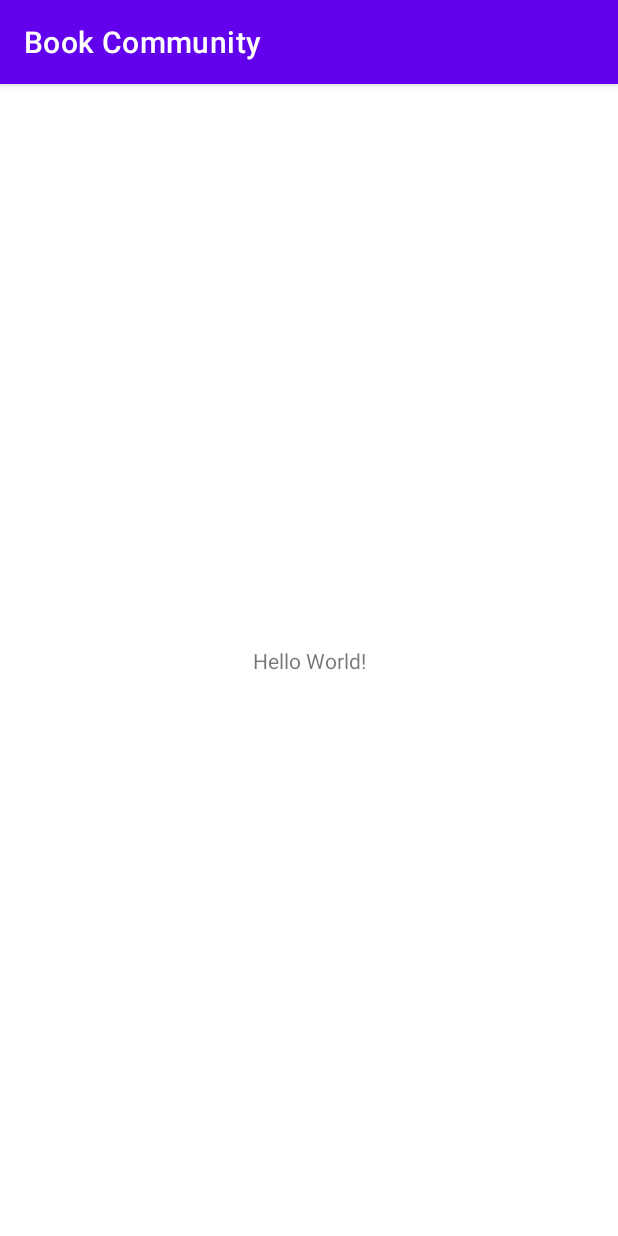
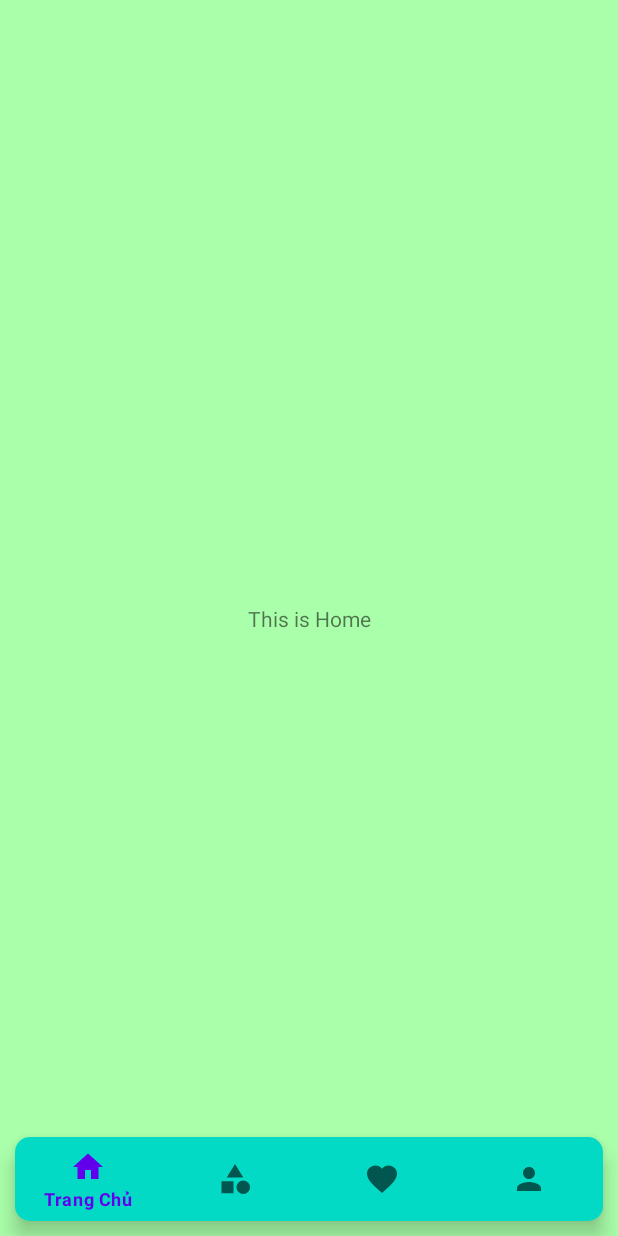
Before and after one commit to chenjiinguyen/book-community-android, an Android app: the screen it shows after launch (MainActivity before the commit, HomeActivity after it), on a phone screen of 412 x 824 dp. Run offline under Robolectric (Android 15) with nearby library versions, the phone set to English and light mode, and no system bars.

Commit message:
style:create navigation bottom bar

```diff
--- a/app/src/main/AndroidManifest.xml
+++ b/app/src/main/AndroidManifest.xml
@@ -9,6 +9,7 @@
         android:roundIcon="@mipmap/ic_launcher_round"
         android:supportsRtl="true"
         android:theme="@style/Theme.BookCommunity">
+        <activity android:name=".activity.HomeActivity"></activity>
         <activity android:name=".MainActivity">
             <intent-filter>
                 <action android:name="android.intent.action.MAIN" />
--- a/app/src/main/java/com/chenjinguyen/bookcommunity/MainActivity.java
+++ b/app/src/main/java/com/chenjinguyen/bookcommunity/MainActivity.java
@@ -2,7 +2,10 @@ package com.chenjinguyen.bookcommunity;
 
 import androidx.appcompat.app.AppCompatActivity;
 
+import android.content.Intent;
 import android.os.Bundle;
+
+import com.chenjinguyen.bookcommunity.activity.HomeActivity;
 
 public class MainActivity extends AppCompatActivity {
 
@@ -10,5 +13,7 @@ public class MainActivity extends AppCompatActivity {
     protected void onCreate(Bundle savedInstanceState) {
         super.onCreate(savedInstanceState);
         setContentView(R.layout.activity_main);
+        Intent t = new Intent(this, HomeActivity.class);
+        startActivity(t);
     }
 }
--- /dev/null
+++ b/app/src/main/java/com/chenjinguyen/bookcommunity/activity/HomeActivity.java
@@ -0,0 +1,34 @@
+package com.chenjinguyen.bookcommunity.activity;
+
+import androidx.appcompat.app.AppCompatActivity;
+import androidx.fragment.app.Fragment;
+import androidx.fragment.app.FragmentTransaction;
+
+import android.content.Intent;
+import android.os.Bundle;
+import android.view.WindowManager;
+
+import com.chenjinguyen.bookcommunity.R;
+import com.chenjinguyen.bookcommunity.fragment.HomeFragment;
+
+public class HomeActivity extends AppCompatActivity {
+
+    @Override
+    protected void onCreate(Bundle savedInstanceState) {
+        super.onCreate(savedInstanceState);
+        getWindow().setFlags(WindowManager.LayoutParams.FLAG_FULLSCREEN,
+                WindowManager.LayoutParams.FLAG_FULLSCREEN);
+        setContentView(R.layout.activity_home);
+        if (getSupportActionBar() != null) {
+            getSupportActionBar().hide();
+        }
+
+        loadFragment(new HomeFragment());
+    }
+
+    public void loadFragment(Fragment frm){
+        FragmentTransaction trans = getSupportFragmentManager().beginTransaction();
+        trans.replace(R.id.frame_home,frm);
+        trans.commit();
+    }
+}
--- /dev/null
+++ b/app/src/main/java/com/chenjinguyen/bookcommunity/fragment/HomeFragment.java
@@ -0,0 +1,22 @@
+package com.chenjinguyen.bookcommunity.fragment;
+
+import android.os.Bundle;
+import android.view.LayoutInflater;
+import android.view.View;
+import android.view.ViewGroup;
+
+import androidx.annotation.NonNull;
+import androidx.annotation.Nullable;
+import androidx.fragment.app.Fragment;
+
+import com.chenjinguyen.bookcommunity.R;
+
+public class HomeFragment extends Fragment {
+    @Nullable
+    @Override
+    public View onCreateView(@NonNull LayoutInflater inflater, @Nullable ViewGroup container, @Nullable Bundle savedInstanceState) {
+        View v = inflater.inflate(R.layout.fragment_home,container,false);
+
+        return v;
+    }
+}
--- /dev/null
+++ b/app/src/main/res/drawable/ic_baseline_category_24.xml
@@ -0,0 +1,16 @@
+<vector xmlns:android="http://schemas.android.com/apk/res/android"
+    android:width="24dp"
+    android:height="24dp"
+    android:viewportWidth="24"
+    android:viewportHeight="24"
+    android:tint="?attr/colorControlNormal">
+  <path
+      android:fillColor="@android:color/white"
+      android:pathData="M12,2l-5.5,9h11z"/>
+  <path
+      android:fillColor="@android:color/white"
+      android:pathData="M17.5,17.5m-4.5,0a4.5,4.5 0,1 1,9 0a4.5,4.5 0,1 1,-9 0"/>
+  <path
+      android:fillColor="@android:color/white"
+      android:pathData="M3,13.5h8v8H3z"/>
+</vector>
--- /dev/null
+++ b/app/src/main/res/drawable/ic_baseline_favorite_24.xml
@@ -0,0 +1,10 @@
+<vector xmlns:android="http://schemas.android.com/apk/res/android"
+    android:width="24dp"
+    android:height="24dp"
+    android:viewportWidth="24"
+    android:viewportHeight="24"
+    android:tint="?attr/colorControlNormal">
+  <path
+      android:fillColor="@android:color/white"
+      android:pathData="M12,21.35l-1.45,-1.32C5.4,15.36 2,12.28 2,8.5 2,5.42 4.42,3 7.5,3c1.74,0 3.41,0.81 4.5,2.09C13.09,3.81 14.76,3 16.5,3 19.58,3 22,5.42 22,8.5c0,3.78 -3.4,6.86 -8.55,11.54L12,21.35z"/>
+</vector>
--- /dev/null
+++ b/app/src/main/res/drawable/ic_baseline_home_24.xml
@@ -0,0 +1,10 @@
+<vector xmlns:android="http://schemas.android.com/apk/res/android"
+    android:width="24dp"
+    android:height="24dp"
+    android:viewportWidth="24"
+    android:viewportHeight="24"
+    android:tint="?attr/colorControlNormal">
+  <path
+      android:fillColor="@android:color/white"
+      android:pathData="M10,20v-6h4v6h5v-8h3L12,3 2,12h3v8z"/>
+</vector>
--- /dev/null
+++ b/app/src/main/res/drawable/ic_baseline_person_24.xml
@@ -0,0 +1,10 @@
+<vector xmlns:android="http://schemas.android.com/apk/res/android"
+    android:width="24dp"
+    android:height="24dp"
+    android:viewportWidth="24"
+    android:viewportHeight="24"
+    android:tint="?attr/colorControlNormal">
+  <path
+      android:fillColor="@android:color/white"
+      android:pathData="M12,12c2.21,0 4,-1.79 4,-4s-1.79,-4 -4,-4 -4,1.79 -4,4 1.79,4 4,4zM12,14c-2.67,0 -8,1.34 -8,4v2h16v-2c0,-2.66 -5.33,-4 -8,-4z"/>
+</vector>
--- /dev/null
+++ b/app/src/main/res/drawable/shape_navigation_round.xml
@@ -0,0 +1,6 @@
+<?xml version="1.0" encoding="utf-8"?>
+<shape xmlns:android="http://schemas.android.com/apk/res/android">
+    <solid android:color="@color/teal_200"/>
+    <corners
+        android:radius="10dp"/>
+</shape>
--- /dev/null
+++ b/app/src/main/res/layout/activity_home.xml
@@ -0,0 +1,28 @@
+<?xml version="1.0" encoding="utf-8"?>
+<androidx.constraintlayout.widget.ConstraintLayout xmlns:android="http://schemas.android.com/apk/res/android"
+    xmlns:app="http://schemas.android.com/apk/res-auto"
+    xmlns:tools="http://schemas.android.com/tools"
+    android:layout_width="match_parent"
+    android:layout_height="match_parent"
+    tools:context=".activity.HomeActivity">
+
+    <FrameLayout
+        android:id="@+id/frame_home"
+        android:layout_width="match_parent"
+        android:layout_height="match_parent"
+        tools:layout_editor_absoluteX="0dp"
+        tools:layout_editor_absoluteY="0dp" />
+
+    <com.google.android.material.bottomnavigation.BottomNavigationView
+        android:id="@+id/nav_home"
+        android:layout_width="match_parent"
+        android:layout_height="wrap_content"
+        android:layout_gravity="bottom"
+        android:background="@drawable/shape_navigation_round"
+        app:layout_constraintBottom_toBottomOf="@+id/frame_home"
+        app:layout_constraintEnd_toEndOf="parent"
+        app:layout_constraintStart_toStartOf="parent"
+        android:layout_marginHorizontal="10dp"
+        android:layout_marginBottom="10dp"
+        app:menu="@menu/menu_home" />
+</androidx.constraintlayout.widget.ConstraintLayout>
--- a/app/src/main/res/layout/activity_main.xml
+++ b/app/src/main/res/layout/activity_main.xml
@@ -4,15 +4,4 @@
     xmlns:tools="http://schemas.android.com/tools"
     android:layout_width="match_parent"
     android:layout_height="match_parent"
-    tools:context=".MainActivity">
-
-    <TextView
-        android:layout_width="wrap_content"
-        android:layout_height="wrap_content"
-        android:text="Hello World!"
-        app:layout_constraintBottom_toBottomOf="parent"
-        app:layout_constraintLeft_toLeftOf="parent"
-        app:layout_constraintRight_toRightOf="parent"
-        app:layout_constraintTop_toTopOf="parent" />
-
-</androidx.constraintlayout.widget.ConstraintLayout>
+    tools:context=".MainActivity"/>
--- /dev/null
+++ b/app/src/main/res/layout/fragment_home.xml
@@ -0,0 +1,19 @@
+<?xml version="1.0" encoding="utf-8"?>
+<androidx.constraintlayout.widget.ConstraintLayout
+    xmlns:android="http://schemas.android.com/apk/res/android"
+    xmlns:app="http://schemas.android.com/apk/res-auto"
+    xmlns:tools="http://schemas.android.com/tools"
+    android:layout_width="match_parent"
+    android:layout_height="match_parent"
+    android:background="#fafa">
+
+    <TextView
+        android:id="@+id/textView"
+        android:layout_width="wrap_content"
+        android:layout_height="wrap_content"
+        android:text="This is Home"
+        app:layout_constraintBottom_toBottomOf="parent"
+        app:layout_constraintEnd_toEndOf="parent"
+        app:layout_constraintStart_toStartOf="parent"
+        app:layout_constraintTop_toTopOf="parent" />
+</androidx.constraintlayout.widget.ConstraintLayout>
--- /dev/null
+++ b/app/src/main/res/menu/menu_home.xml
@@ -0,0 +1,19 @@
+<?xml version="1.0" encoding="utf-8"?>
+<menu xmlns:android="http://schemas.android.com/apk/res/android">
+    <item
+        android:id="@+id/nav_item_home"
+android:icon="@drawable/ic_baseline_home_24"
+        android:title="Trang Chủ"/>
+    <item
+        android:id="@+id/nav_item_category"
+        android:icon="@drawable/ic_baseline_category_24"
+        android:title="Danh mục"/>
+    <item
+        android:id="@+id/nav_item_favorite"
+        android:icon="@drawable/ic_baseline_favorite_24"
+        android:title="Yêu thích"/>
+    <item
+        android:id="@+id/nav_item_account"
+        android:icon="@drawable/ic_baseline_person_24"
+        android:title="Người dùng"/>
+</menu>
--- a/app/src/main/res/values-night/themes.xml
+++ b/app/src/main/res/values-night/themes.xml
@@ -1,6 +1,6 @@
 <resources xmlns:tools="http://schemas.android.com/tools">
     <!-- Base application theme. -->
-    <style name="Theme.BookCommunity" parent="Theme.MaterialComponents.DayNight.DarkActionBar">
+    <style name="Theme.BookCommunity" parent="Theme.MaterialComponents.DayNight.NoActionBar">
         <!-- Primary brand color. -->
         <item name="colorPrimary">@color/purple_200</item>
         <item name="colorPrimaryVariant">@color/purple_700</item>
@@ -12,5 +12,6 @@
         <!-- Status bar color. -->
         <item name="android:statusBarColor" tools:targetApi="l">?attr/colorPrimaryVariant</item>
         <!-- Customize your theme here. -->
+        <item name="android:windowDrawsSystemBarBackgrounds">true</item>
     </style>
 </resources>
--- a/app/src/main/res/values/themes.xml
+++ b/app/src/main/res/values/themes.xml
@@ -1,6 +1,6 @@
 <resources xmlns:tools="http://schemas.android.com/tools">
     <!-- Base application theme. -->
-    <style name="Theme.BookCommunity" parent="Theme.MaterialComponents.DayNight.DarkActionBar">
+    <style name="Theme.BookCommunity" parent="Theme.MaterialComponents.DayNight.NoActionBar">
         <!-- Primary brand color. -->
         <item name="colorPrimary">@color/purple_500</item>
         <item name="colorPrimaryVariant">@color/purple_700</item>
@@ -12,5 +12,8 @@
         <!-- Status bar color. -->
         <item name="android:statusBarColor" tools:targetApi="l">?attr/colorPrimaryVariant</item>
         <!-- Customize your theme here. -->
+        <item name="android:windowLayoutInDisplayCutoutMode">shortEdges</item>
+        <item name="android:windowTranslucentStatus">true</item>
+        <item name="android:windowTranslucentNavigation">true</item>
     </style>
 </resources>
```
